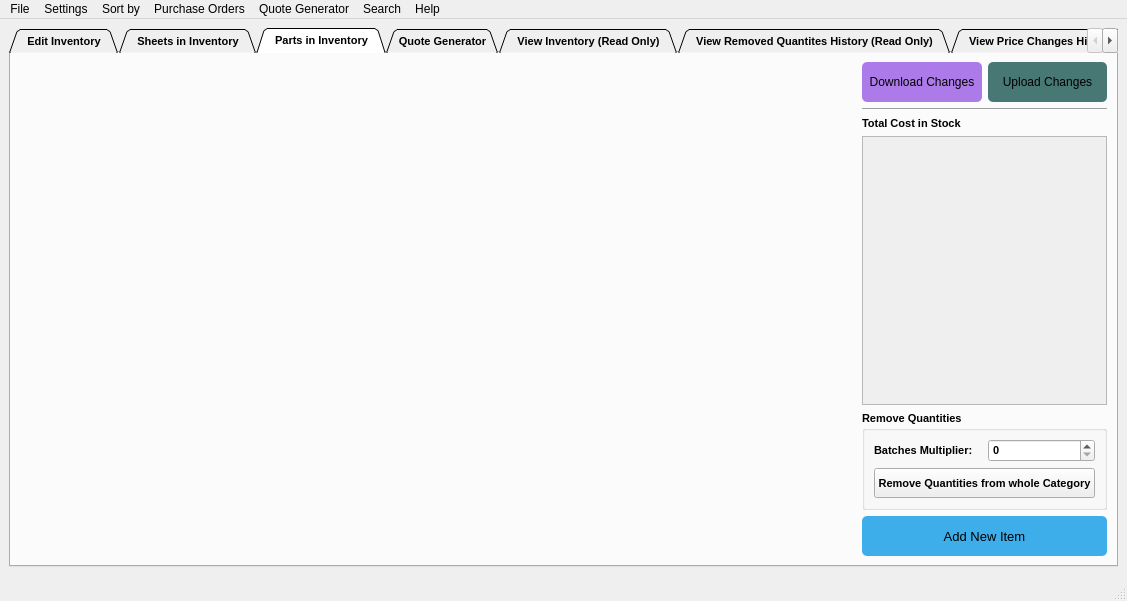
Before: the Qt Designer form ui/main_menu.ui in TheCodingJsoftware/Invigo, drawn with Qt 5.
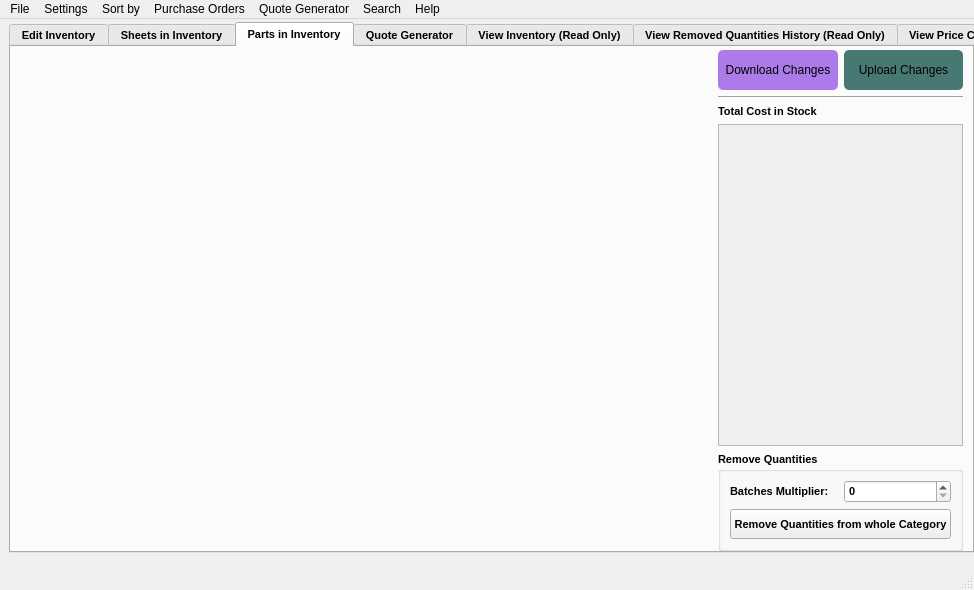
After: the same form once the commit is applied. The open tabs and pages were chosen to show the change.

Diff of the .ui file:
```diff
--- a/ui/main_menu.ui
+++ b/ui/main_menu.ui
@@ -7,8 +7,8 @@
    <rect>
     <x>0</x>
     <y>0</y>
-    <width>1127</width>
-    <height>601</height>
+    <width>974</width>
+    <height>590</height>
    </rect>
   </property>
   <property name="acceptDrops">
@@ -22,8 +22,11 @@
   </property>
   <widget class="QWidget" name="centralwidget">
    <layout class="QVBoxLayout" name="verticalLayout_2">
+    <property name="topMargin">
+     <number>3</number>
+    </property>
     <property name="rightMargin">
-     <number>9</number>
+     <number>0</number>
     </property>
     <item>
      <layout class="QHBoxLayout" name="horizontalLayout_7">
@@ -52,7 +55,7 @@
          <enum>QTabWidget::North</enum>
         </property>
         <property name="tabShape">
-         <enum>QTabWidget::Triangular</enum>
+       <enum>QTabWidget::Rounded</enum>
         </property>
         <property name="currentIndex">
          <number>0</number>
@@ -61,6 +64,12 @@
          <enum>Qt::ElideNone</enum>
         </property>
         <property name="usesScrollButtons">
+       <bool>false</bool>
+      </property>
+      <property name="documentMode">
+       <bool>false</bool>
+      </property>
+      <property name="movable">
          <bool>true</bool>
         </property>
         <property name="tabBarAutoHide">
@@ -68,7 +77,7 @@
         </property>
         <widget class="QWidget" name="inventory_tab">
          <attribute name="title">
-          <string>  Edit Inventory  </string>
+        <string>Edit Inventory</string>
          </attribute>
          <layout class="QVBoxLayout" name="verticalLayout_7">
           <item>
@@ -400,7 +409,7 @@
         </widget>
         <widget class="QWidget" name="tab_5">
          <attribute name="title">
-          <string>  Sheets in Inventory  </string>
+        <string>Sheets in Inventory</string>
          </attribute>
          <layout class="QVBoxLayout" name="verticalLayout_13">
           <item>
@@ -693,11 +702,26 @@
         </widget>
         <widget class="QWidget" name="tab">
          <attribute name="title">
-          <string>  Parts in Inventory  </string>
+        <string>Parts in Inventory</string>
          </attribute>
          <layout class="QVBoxLayout" name="verticalLayout_12">
+        <property name="leftMargin">
+         <number>9</number>
+        </property>
+        <property name="topMargin">
+         <number>3</number>
+        </property>
+        <property name="rightMargin">
+         <number>9</number>
+        </property>
+        <property name="bottomMargin">
+         <number>0</number>
+        </property>
           <item>
            <layout class="QHBoxLayout" name="horizontalLayout_18" stretch="1,0">
+          <property name="rightMargin">
+           <number>0</number>
+          </property>
             <item>
              <layout class="QVBoxLayout" name="verticalLayout_11"/>
             </item>
@@ -812,8 +836,8 @@
                   <rect>
                    <x>0</x>
                    <y>0</y>
-                   <width>255</width>
-                   <height>267</height>
+                 <width>251</width>
+                 <height>307</height>
                   </rect>
                  </property>
                  <layout class="QVBoxLayout" name="verticalLayout_21">
@@ -893,82 +917,6 @@
                 </layout>
                </widget>
               </item>
-              <item>
-               <widget class="QPushButton" name="pushButton_add_new_item_to_inventory">
-                <property name="enabled">
-                 <bool>true</bool>
-                </property>
-                <property name="sizePolicy">
-                 <sizepolicy hsizetype="Minimum" vsizetype="Preferred">
-                  <horstretch>0</horstretch>
-                  <verstretch>0</verstretch>
-                 </sizepolicy>
-                </property>
-                <property name="minimumSize">
-                 <size>
-                  <width>0</width>
-                  <height>40</height>
-                 </size>
-                </property>
-                <property name="maximumSize">
-                 <size>
-                  <width>16777215</width>
-                  <height>40</height>
-                 </size>
-                </property>
-                <property name="font">
-                 <font>
-                  <pointsize>10</pointsize>
-                 </font>
-                </property>
-                <property name="cursor">
-                 <cursorShape>ArrowCursor</cursorShape>
-                </property>
-                <property name="toolTip">
-                 <string/>
-                </property>
-                <property name="statusTip">
-                 <string>Create a new item</string>
-                </property>
-                <property name="styleSheet">
-                 <string notr="true">
-             QPushButton#pushButton_add_new_item_to_inventory{
-                 background-color: #3daee9;
-                 border: 0.04em solid  #3daee9;
-                 border-radius: 5px;
-             }
-             QPushButton#pushButton_add_new_item_to_inventory:hover{
-                 background-color: #49b3eb;
-                 border: 0.04em solid  #49b3eb;
-                 border-radius: 5px;
-             }
-             QPushButton#pushButton_add_new_item_to_inventory:pressed{
-                 background-color: #5cbaed;
-                 color: #bae2f8;
-                 border: 0.04em solid  #5cbaed;
-                 border-radius: 5px;
-             }
-     QPushButton#pushButton_add_new_item_to_inventory:disabled{
-                 background-color: #222222;
-                 color: gray;
-                 border: 0.04em solid  gray;
-                 border-radius: 1px;
-             }</string>
-                </property>
-                <property name="text">
-                 <string>Add New Item</string>
-                </property>
-                <property name="checkable">
-                 <bool>false</bool>
-                </property>
-                <property name="default">
-                 <bool>false</bool>
-                </property>
-                <property name="flat">
-                 <bool>false</bool>
-                </property>
-               </widget>
-              </item>
              </layout>
             </item>
            </layout>
@@ -1275,7 +1223,7 @@
         </widget>
         <widget class="QWidget" name="view_inventory_tab">
          <attribute name="title">
-          <string>  View Inventory (Read Only)  </string>
+        <string>View Inventory (Read Only)</string>
          </attribute>
          <layout class="QHBoxLayout" name="horizontalLayout_14">
           <item>
@@ -1289,7 +1237,7 @@
         </widget>
         <widget class="QWidget" name="tab_3">
          <attribute name="title">
-          <string>  View Removed Quantites History (Read Only)  </string>
+        <string>View Removed Quantities History (Read Only)</string>
          </attribute>
          <layout class="QVBoxLayout" name="verticalLayout_8">
           <item>
@@ -1370,7 +1318,7 @@
         </widget>
         <widget class="QWidget" name="tab_4">
          <attribute name="title">
-          <string>  View Price Changes History (Read Only)  </string>
+        <string>View Price Changes History (Read Only)</string>
          </attribute>
          <layout class="QVBoxLayout" name="verticalLayout_9">
           <item>
@@ -1409,6 +1357,9 @@
       <property name="leftMargin">
        <number>6</number>
       </property>
+      <property name="topMargin">
+       <number>3</number>
+      </property>
       <property name="rightMargin">
        <number>6</number>
       </property>
@@ -1424,8 +1375,8 @@
     <rect>
      <x>0</x>
      <y>0</y>
-     <width>1127</width>
-     <height>21</height>
+     <width>974</width>
+     <height>22</height>
     </rect>
    </property>
    <widget class="QMenu" name="menuFile">
```
Left out of the diff: 314 changed lines with no effect on the pictures. Lines whose indentation alone changed are shown as unchanged.
